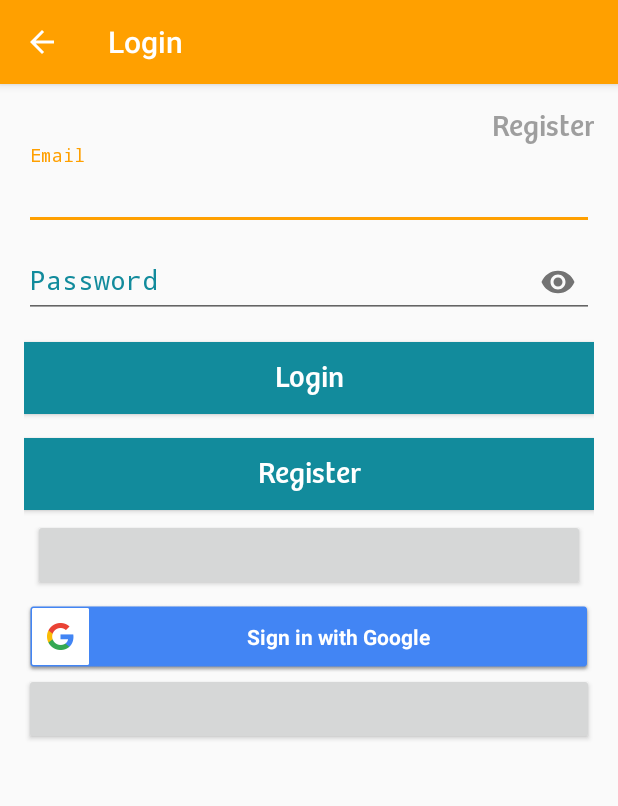
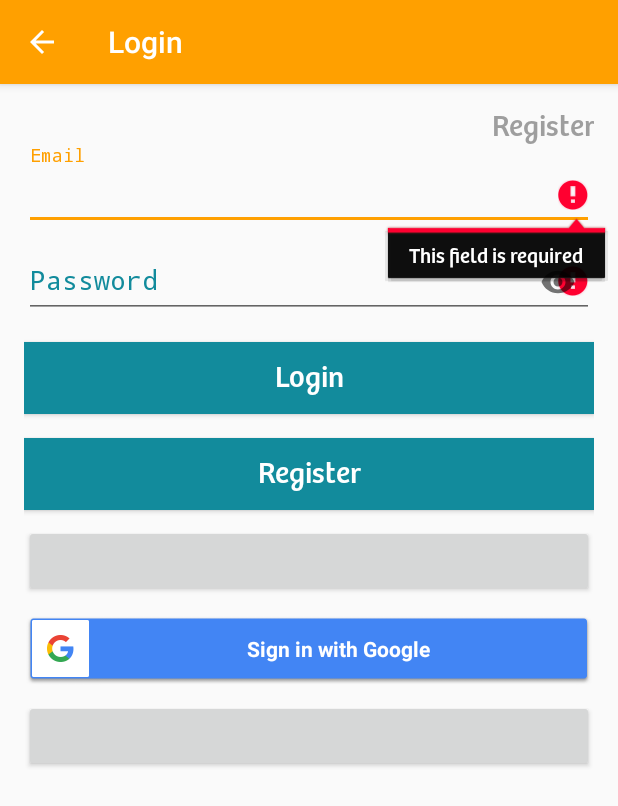
Before and after one commit to irwinet/ApietTravel, an Android app: the screen it shows after launch (LoginActivity), after a tap on "Login", on a phone screen of 412 x 824 dp. Shown: the top 806 px of the screen. Run offline under Robolectric (Android 15) with nearby library versions, the phone set to English and light mode, and no system bars; our stand-ins replace Firebase (no records; nobody signed in at launch, a user with empty details on screens opened directly); libraries missing offline, so code that uses them is left out: com.facebook, com.facebook.appevents, com.facebook.login, com.twitter.sdk; plain views replace LoginButton, TwitterLoginButton; 11 statements that could not run were skipped.

Commit message:
Fix
ProgressBar Login add exit icon

```diff
--- a/ApietTravel/app/src/main/java/application/android/irwinet/apiettravel/LoginActivity.java
+++ b/ApietTravel/app/src/main/java/application/android/irwinet/apiettravel/LoginActivity.java
@@ -18,6 +18,7 @@ import android.view.inputmethod.EditorInfo;
 import android.widget.AutoCompleteTextView;
 import android.widget.Button;
 import android.widget.EditText;
+import android.widget.LinearLayout;
 import android.widget.TextView;
 import android.widget.Toast;
 import com.facebook.AccessToken;
@@ -65,6 +66,9 @@ public class LoginActivity extends AppCompatActivity implements GoogleApiClient.
     private AutoCompleteTextView etEmail;
     private EditText etPassword;
     private View mProgressView;
+    private TextView tvRegister;
+    private Button btnLogin,btnRegister;
+    private LinearLayout email_login_form;
 
     /* *************************************
      *              FIREBASE               *
@@ -96,8 +100,14 @@ public class LoginActivity extends AppCompatActivity implements GoogleApiClient.
 
     protected void onCreate(Bundle savedInstanceState) {
         super.onCreate(savedInstanceState);
+
         FacebookSdk.sdkInitialize(getApplicationContext());
         AppEventsLogger.activateApp(this);
+
+        TwitterAuthConfig autoConfig = new TwitterAuthConfig(getString(R.string.apiKey),getString(R.string.apiSecret));
+        TwitterConfig twitterConfig = new TwitterConfig.Builder(this).twitterAuthConfig(autoConfig).build();
+        Twitter.initialize(twitterConfig);
+
         setContentView(R.layout.activity_login);
 
         //Assign Action Bar
@@ -115,12 +125,13 @@ public class LoginActivity extends AppCompatActivity implements GoogleApiClient.
         Typeface myTypeFaceThree=Typeface.createFromAsset(getAssets(),getString(R.string.pathThree));
 
         //Initialize Controls
-        TextView tvRegister = (TextView) findViewById(R.id.tvRegister);
-        Button btnLogin = (Button) findViewById(R.id.btnLogin);
-        Button btnRegister = (Button) findViewById(R.id.btnRegister);
+        tvRegister = (TextView) findViewById(R.id.tvRegister);
+        btnLogin = (Button) findViewById(R.id.btnLogin);
+        btnRegister = (Button) findViewById(R.id.btnRegister);
         etEmail = (AutoCompleteTextView) findViewById(R.id.etEmail);
         etPassword = (EditText) findViewById(R.id.etPassword);
         mProgressView = findViewById(R.id.login_progress);
+        email_login_form = (LinearLayout) findViewById(R.id.email_login_form);
 
         //Assign Font Family
         tvRegister.setTypeface(myTypeFacePrimary);
@@ -145,12 +156,12 @@ public class LoginActivity extends AppCompatActivity implements GoogleApiClient.
 
             @Override
             public void onCancel() {
-                Toast.makeText(LoginActivity.this, "Se canceló la operación", Toast.LENGTH_SHORT).show();
+                Toast.makeText(LoginActivity.this, getString(R.string.msgLogin), Toast.LENGTH_SHORT).show();
             }
 
             @Override
             public void onError(FacebookException error) {
-                Toast.makeText(LoginActivity.this, "Ocurrió un error al ingresar", Toast.LENGTH_SHORT).show();
+                Toast.makeText(LoginActivity.this, getString(R.string.msgLogin), Toast.LENGTH_SHORT).show();
             }
         });
         //End Login Facebook
@@ -182,10 +193,6 @@ public class LoginActivity extends AppCompatActivity implements GoogleApiClient.
         /* *************************************
          *                TWITTER              *
          ***************************************/
-        TwitterAuthConfig autoConfig = new TwitterAuthConfig(getString(R.string.apiKey),getString(R.string.apiSecret));
-        TwitterConfig twitterConfig = new TwitterConfig.Builder(this).twitterAuthConfig(autoConfig).build();
-        Twitter.initialize(twitterConfig);
-
         mTwitterLoginButton = (TwitterLoginButton) findViewById(R.id.signInTwitter);
         mTwitterLoginButton.setCallback(new Callback<TwitterSession>() {
             @Override
@@ -195,7 +202,7 @@ public class LoginActivity extends AppCompatActivity implements GoogleApiClient.
 
             @Override
             public void failure(TwitterException exception) {
-                Toast.makeText(LoginActivity.this, "Error al iniciar sesión con Twitter", Toast.LENGTH_SHORT).show();
+                Toast.makeText(LoginActivity.this, getString(R.string.msgLogin), Toast.LENGTH_SHORT).show();
             }
         });
         //End Login Twitter
@@ -224,18 +231,6 @@ public class LoginActivity extends AppCompatActivity implements GoogleApiClient.
             }
         });
         //End Login Email And Password
-
-        //Event Password
-        etPassword.setOnEditorActionListener(new TextView.OnEditorActionListener() {
-            @Override
-            public boolean onEditorAction(TextView textView, int id, KeyEvent keyEvent) {
-                if (id == R.id.btnLogin || id == EditorInfo.IME_NULL) {
-                    attemptLogin();
-                    return true;
-                }
-                return false;
-            }
-        });
 
         //Event Register
         tvRegister.setOnClickListener(new OnClickListener() {
@@ -266,15 +261,6 @@ public class LoginActivity extends AppCompatActivity implements GoogleApiClient.
                 {
                     viewMain();
                 }
-                /*else
-                {
-                    AlertDialog.Builder builder = new AlertDialog.Builder(LoginActivity.this,R.style.MyDialogTheme);
-                    builder.setTitle(R.string.titleDialog);
-                    builder.setMessage(R.string.messageDialog);
-                    builder.setPositiveButton(R.string.ok,null);
-                    builder.create();
-                    builder.show();
-                }*/
             }
         };
         //End Firebase
@@ -283,27 +269,39 @@ public class LoginActivity extends AppCompatActivity implements GoogleApiClient.
 
     private void handleFacebookAccesToken(AccessToken accessToken)
     {
+        mProgressView.setVisibility(View.VISIBLE);
+        mLoginButton.setVisibility(View.GONE);
+
         AuthCredential credential=FacebookAuthProvider.getCredential(accessToken.getToken());
         FirebaseAuth.getInstance().signInWithCredential(credential).addOnCompleteListener(this, new OnCompleteListener<AuthResult>() {
             @Override
             public void onComplete(@NonNull Task<AuthResult> task) {
+                mProgressView.setVisibility(View.GONE);
+                mLoginButton.setVisibility(View.VISIBLE);
+
                 if(!task.isSuccessful())
                 {
-                    Toast.makeText(LoginActivity.this, "Error al iniciar sesión con facebook", Toast.LENGTH_LONG).show();
+                    Toast.makeText(LoginActivity.this, getString(R.string.msgLogin), Toast.LENGTH_LONG).show();
                 }
             }
         });
     }
     private void signToFirebaseWithTwitterSession(TwitterSession session)
     {
+        mProgressView.setVisibility(View.VISIBLE);
+        mTwitterLoginButton.setVisibility(View.GONE);
+
         AuthCredential credential= TwitterAuthProvider.getCredential(session.getAuthToken().token,
                 session.getAuthToken().secret);
         FirebaseAuth.getInstance().signInWithCredential(credential).addOnCompleteListener(this, new OnCompleteListener<AuthResult>() {
             @Override
             public void onComplete(@NonNull Task<AuthResult> task) {
+                mProgressView.setVisibility(View.GONE);
+                mTwitterLoginButton.setVisibility(View.VISIBLE);
+
                 if(!task.isSuccessful())
                 {
-                    Toast.makeText(LoginActivity.this, "Error al iniciar sesión con twitter", Toast.LENGTH_LONG).show();
+                    Toast.makeText(LoginActivity.this, getString(R.string.msgLogin), Toast.LENGTH_LONG).show();
                 }
             }
         });
@@ -318,7 +316,7 @@ public class LoginActivity extends AppCompatActivity implements GoogleApiClient.
         }
         else
         {
-            Toast.makeText(this, "No se pudo iniciar sesión", Toast.LENGTH_SHORT).show();
+            Toast.makeText(this, getString(R.string.msgLogin), Toast.LENGTH_SHORT).show();
         }
     }
 
@@ -337,7 +335,7 @@ public class LoginActivity extends AppCompatActivity implements GoogleApiClient.
 
                 if(!task.isSuccessful())
                 {
-                    Toast.makeText(LoginActivity.this, "No se pudo autenticar con firebase", Toast.LENGTH_SHORT).show();
+                    Toast.makeText(LoginActivity.this, getString(R.string.msgLogin), Toast.LENGTH_SHORT).show();
                 }
             }
         });
@@ -351,47 +349,6 @@ public class LoginActivity extends AppCompatActivity implements GoogleApiClient.
      * If there are form errors (invalid email, missing fields, etc.), the
      * errors are presented and no actual login attempt is made.
      */
-    private void attemptLogin() {
-
-        // Reset errors.
-        etEmail.setError(null);
-        etPassword.setError(null);
-
-        // Store values at the time of the login attempt.
-        String email = etEmail.getText().toString();
-        String password = etPassword.getText().toString();
-
-        boolean cancel = false;
-        View focusView = null;
-
-        // Check for a valid password, if the user entered one.
-        if (!TextUtils.isEmpty(password) && !isPasswordValid(password)) {
-            etPassword.setError(getString(R.string.error_invalid_password));
-            focusView = etPassword;
-            cancel = true;
-        }
-
-        // Check for a valid email address.
-        if (TextUtils.isEmpty(email)) {
-            etEmail.setError(getString(R.string.error_field_required));
-            focusView = etEmail;
-            cancel = true;
-        } else if (!isEmailValid(email)) {
-            etEmail.setError(getString(R.string.error_invalid_email));
-            focusView = etEmail;
-            cancel = true;
-        }
-
-        if (cancel) {
-            // There was an error; don't attempt login and focus the first
-            // form field with an error.
-            focusView.requestFocus();
-        }
-        else
-        {
-            Toast.makeText(this, "Validate Correct", Toast.LENGTH_SHORT).show();
-        }
-    }
 
     private boolean isEmailValid(String email) {
         //TODO: Replace this with your own logic
@@ -414,36 +371,103 @@ public class LoginActivity extends AppCompatActivity implements GoogleApiClient.
     //Login With Email And Password
     public void add(String email, String password)
     {
-        FirebaseAuth.getInstance().createUserWithEmailAndPassword(email,password).addOnCompleteListener(new OnCompleteListener<AuthResult>() {
+        // Reset errors.
+        etEmail.setError(null);
+        etPassword.setError(null);
+
+        boolean cancel = false;
+        View focusView = null;
+
+        // Check for a valid password, if the user entered one.
+        if (TextUtils.isEmpty(password)) {
+            etPassword.setError(getString(R.string.error_field_required));
+            focusView = etPassword;
+            cancel = true;
+        } else if(!isPasswordValid(password))
+        {
+            etPassword.setError(getString(R.string.error_invalid_password));
+            focusView = etPassword;
+            cancel = true;
+        }
+
+        // Check for a valid email address.
+        if (TextUtils.isEmpty(email)) {
+            etEmail.setError(getString(R.string.error_field_required));
+            focusView = etEmail;
+            cancel = true;
+        } else if (!isEmailValid(email)) {
+            etEmail.setError(getString(R.string.error_invalid_email));
+            focusView = etEmail;
+            cancel = true;
+        }
+
+        if (cancel) {
+            // There was an error; don't attempt login and focus the first
+            // form field with an error.
+            focusView.requestFocus();
+        }
+        else {
+            mProgressView.setVisibility(View.VISIBLE);
+            FirebaseAuth.getInstance().createUserWithEmailAndPassword(email, password).addOnCompleteListener(new OnCompleteListener<AuthResult>() {
                 @Override
                 public void onComplete(@NonNull Task<AuthResult> task) {
-                if(task.isSuccessful())
-                {
+                    mProgressView.setVisibility(View.GONE);
+                    if (task.isSuccessful()) {
                         Toast.makeText(LoginActivity.this, "Usuario Creado Correctamente", Toast.LENGTH_SHORT).show();
-                }
-                else
-                {
+                    } else {
                         Toast.makeText(LoginActivity.this, "Error Al Crear Usuario", Toast.LENGTH_SHORT).show();
                     }
                 }
             });
         }
+    }
 
     public void login(String email, String password)
     {
-        FirebaseAuth.getInstance().signInWithEmailAndPassword(email,password).addOnCompleteListener(new OnCompleteListener<AuthResult>() {
+        // Reset errors.
+        etEmail.setError(null);
+        etPassword.setError(null);
+
+        boolean cancel = false;
+        View focusView = null;
+
+        // Check for a valid password, if the user entered one.
+        if (TextUtils.isEmpty(password)) {
+            etPassword.setError(getString(R.string.error_field_required));
+            focusView = etPassword;
+            cancel = true;
+        }
+
+        // Check for a valid email address.
+        if (TextUtils.isEmpty(email)) {
+            etEmail.setError(getString(R.string.error_field_required));
+            focusView = etEmail;
+            cancel = true;
+        } else if (!isEmailValid(email)) {
+            etEmail.setError(getString(R.string.error_invalid_email));
+            focusView = etEmail;
+            cancel = true;
+        }
+
+        if (cancel) {
+            // There was an error; don't attempt login and focus the first
+            // form field with an error.
+            focusView.requestFocus();
+        }
+        else {
+            mProgressView.setVisibility(View.VISIBLE);
+            FirebaseAuth.getInstance().signInWithEmailAndPassword(email, password).addOnCompleteListener(new OnCompleteListener<AuthResult>() {
                 @Override
                 public void onComplete(@NonNull Task<AuthResult> task) {
-                if(task.isSuccessful())
-                {
+                    mProgressView.setVisibility(View.GONE);
+                    if (task.isSuccessful()) {
                         viewMain();
-                }
-                else
-                {
+                    } else {
                         Toast.makeText(LoginActivity.this, "Usuario o Contraseña Incorrecta", Toast.LENGTH_SHORT).show();
                     }
                 }
             });
+        }
     }
     //End Login Email And Password
 
--- a/ApietTravel/app/src/main/res/layout/activity_login.xml
+++ b/ApietTravel/app/src/main/res/layout/activity_login.xml
@@ -1,6 +1,7 @@
 <LinearLayout xmlns:android="http://schemas.android.com/apk/res/android"
               xmlns:app="http://schemas.android.com/apk/res-auto"
               xmlns:tools="http://schemas.android.com/tools"
+              xmlns:facebook="http://schemas.android.com/apk/res-auto"
               android:id="@+id/llVertical"
               android:layout_width="match_parent"
               android:layout_height="match_parent"
@@ -123,13 +124,16 @@
                 android:id="@+id/login_button"
                 android:layout_width="match_parent"
                 android:layout_height="wrap_content"
-                android:textSize="18sp"
-                android:layout_margin="6dp"
+                android:textSize="20sp"
+                android:layout_marginTop="10dp"
+                facebook:login_text="@string/sign_in_facebook_button"
                 />
             <com.google.android.gms.common.SignInButton
                 android:id="@+id/signInButton"
                 android:layout_width="match_parent"
                 android:layout_height="wrap_content"
+                android:textSize="20sp"
+                android:layout_marginTop="10dp"
                 >
             </com.google.android.gms.common.SignInButton>
 
@@ -137,6 +141,8 @@
                 android:id="@+id/signInTwitter"
                 android:layout_width="match_parent"
                 android:layout_height="wrap_content"
+                android:textSize="20sp"
+                android:layout_marginTop="10dp"
                 >
             </com.twitter.sdk.android.core.identity.TwitterLoginButton>
 
--- a/ApietTravel/app/src/main/res/menu/activity_main_drawer.xml
+++ b/ApietTravel/app/src/main/res/menu/activity_main_drawer.xml
@@ -29,6 +29,10 @@
             <item
                 android:id="@+id/nav_send"
                 android:icon="@drawable/ic_menu_send"
+                android:title="Enviar"/>
+            <item
+                android:id="@+id/nav_exit"
+                android:icon="@drawable/ic_menu_exit"
                 android:title="Salir"/>
         </menu>
     </item>
--- a/ApietTravel/app/src/main/res/values/strings.xml
+++ b/ApietTravel/app/src/main/res/values/strings.xml
@@ -33,15 +33,18 @@
     <string name="navigation_drawer_close">Close navigation drawer</string>
 
     <string name="action_settings">Settings</string>
+    <string name="msgLogin">Unable to login</string>
 
     //Dialog
-    <string name="titleDialog">SESION EXPIRED</string>
-    <string name="messageDialog">Please re-login to renew your session.</string>
+    <string name="titleDialog">CLOSED SESSION</string>
+    <string name="messageDialog">Are you sure closed sesion?</string>
     <string name="ok">OK</string>
     <string name="cancel">CANCEL</string>
 
     //Facebook
     <string name="id_facebook">136417117010010</string>
+    <string name="sign_in_facebook_button">Log in with Facebook</string>
+    //Twitter
     <string name="apiKey">boAXPIkK9InYwydnfptEb7gTA</string>
     <string name="apiSecret">vFetHzAevx2NUdJlsfykcTViBofjtMK5gMBLbUiQSFFk3TNECG</string>
 
```
Also changed, not shown: ApietTravel/app/src/main/java/application/android/irwinet/apiettravel/MainActivity.java (+27 -46 lines), ApietTravel/app/src/main/res/drawable/ic_menu_exit.xml (added, +9 -0 lines), ApietTravel/app/src/main/res/layout/activity_register.xml (+0 -9 lines), ApietTravel/app/src/main/ic_menu_exit-web.png (added), ApietTravel/app/src/main/res/mipmap-hdpi/ic_menu_exit.png (added), ApietTravel/app/src/main/res/mipmap-mdpi/ic_menu_exit.png (added), ApietTravel/app/src/main/res/mipmap-xhdpi/ic_menu_exit.png (added), ApietTravel/app/src/main/res/mipmap-xxhdpi/ic_menu_exit.png (added), ApietTravel/app/src/main/res/mipmap-xxxhdpi/ic_menu_exit.png (added), 1 other file. Lines whose indentation alone changed are shown as unchanged.
